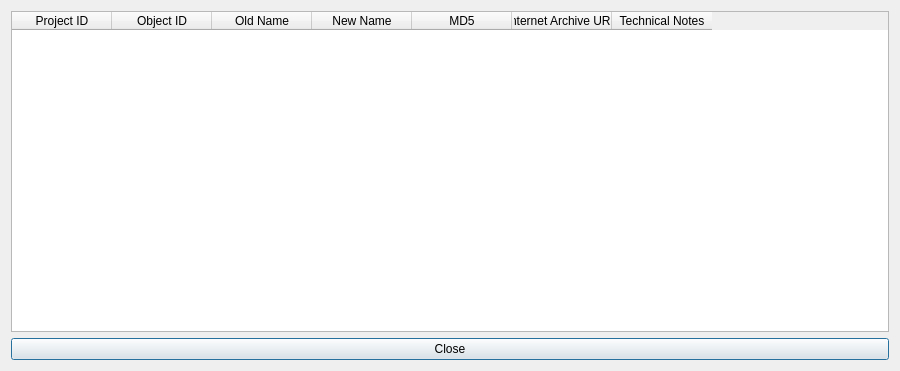
Above: rename_files/gui_datafiles/report.ui from carevealed/image_rename_and_convert before the change. Below: the same form after it.
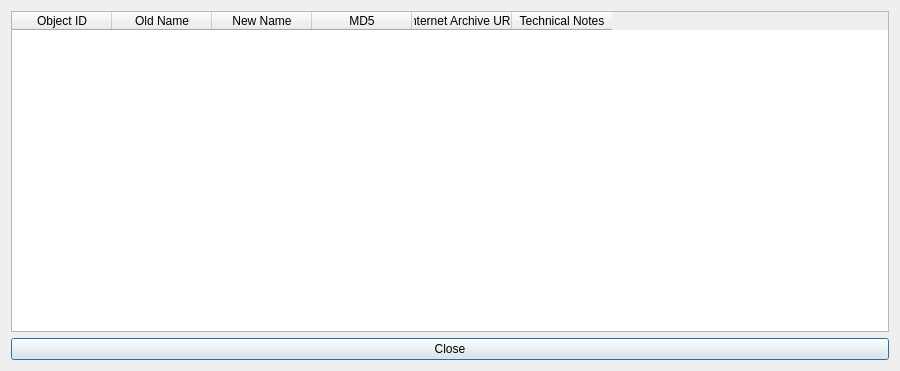
That is the form after the change.

Commit message: removed project ID

The edit to the form file:
```diff
--- a/rename_files/gui_datafiles/report.ui
+++ b/rename_files/gui_datafiles/report.ui
@@ -28,11 +28,6 @@
        <height>0</height>
       </size>
      </property>
-     <column>
-      <property name="text">
-       <string>Project ID</string>
-      </property>
-     </column>
      <column>
       <property name="text">
        <string>Object ID</string>
```
The commit also changes 6 other files.
